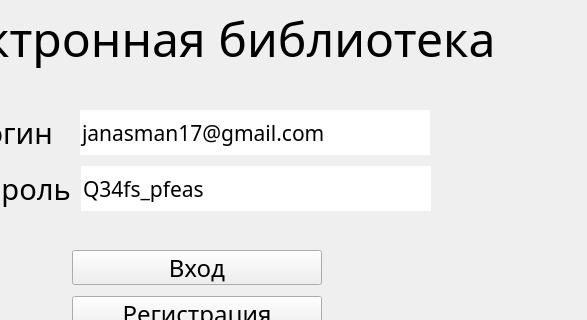
The window that LoginForm.ui (YanAsman-17/Library) describes before a commit, drawn with Qt 5; both pictures show x 201 to 788 and y 88 to 408 of the 788 by 512 pixel window.
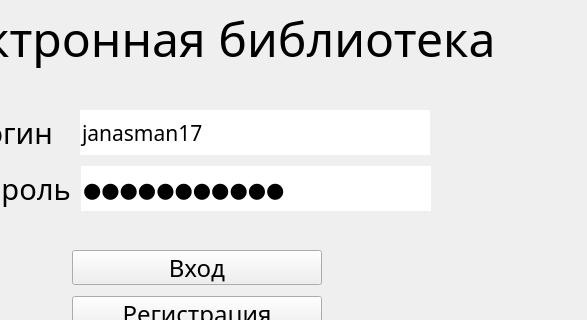
The same window after the commit.

```diff
--- a/LoginForm.ui
+++ b/LoginForm.ui
@@ -256,7 +256,7 @@
             <set>Qt::ImhPreferNumbers</set>
            </property>
            <property name="text">
-            <string>janasman17@gmail.com</string>
+            <string>janasman17</string>
            </property>
            <property name="maxLength">
             <number>32</number>
@@ -396,6 +396,9 @@
            <property name="frame">
             <bool>false</bool>
            </property>
+           <property name="echoMode">
+            <enum>QLineEdit::Password</enum>
+           </property>
            <property name="cursorPosition">
             <number>11</number>
            </property>
```
Left out of the diff: 12 changed lines with no effect on the pictures.
